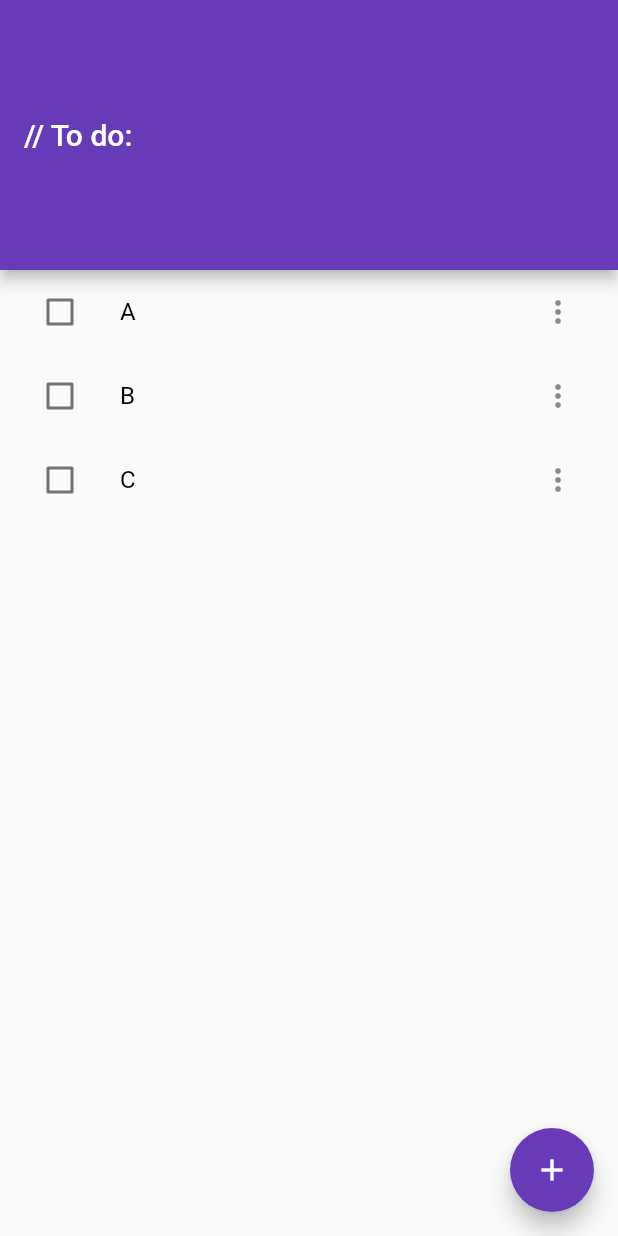
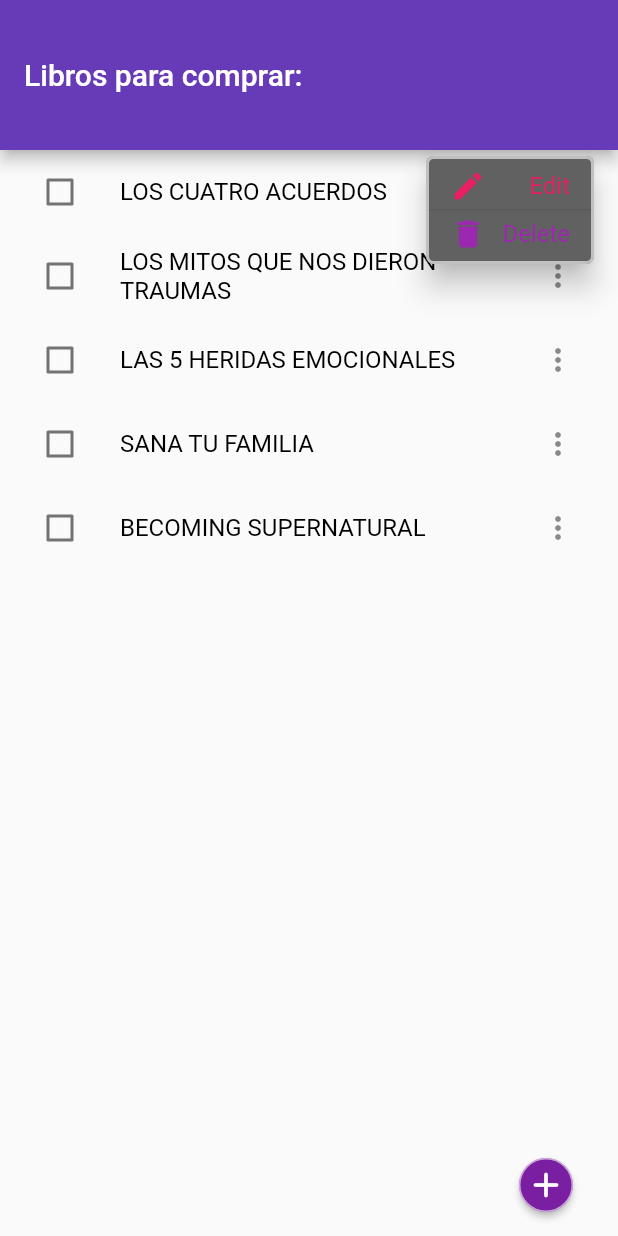
Before and after one commit to NoneOfYourBusinessBai/toDoList, a Flutter app: the screen it shows after launch, after a tap on the "more vert" icon, on a phone screen of 412 x 824 dp. Run offline on Flutter 3.47's test engine with Material 2 defaults, Android fonts, the phone set to English and light mode, and no system bars.

Commit message:
Lista editable

```diff
--- /dev/null
+++ b/lib/hero_dialog_route.dart
@@ -0,0 +1,43 @@
+import 'dart:ui';
+import 'package:flutter/material.dart';
+
+class HeroDialogRoute<T> extends PageRoute<T> {
+  HeroDialogRoute({
+    required WidgetBuilder builder,
+    RouteSettings? settings,
+    bool fullscreenDialog = false,
+  })  : _builder = builder,
+        super(settings: settings, fullscreenDialog: fullscreenDialog);
+
+  final WidgetBuilder _builder;
+
+  @override
+  bool get opaque => false;
+
+  @override
+  bool get barrierDismissible => true;
+
+  @override
+  Duration get transitionDuration => const Duration(milliseconds: 300);
+
+  @override
+  bool get maintainState => true;
+
+  @override
+  Color get barrierColor => Colors.black54;
+
+  @override
+  Widget buildTransitions(BuildContext context, Animation<double> animation,
+      Animation<double> secondaryAnimation, Widget child) {
+    return child;
+  }
+
+  @override
+  Widget buildPage(BuildContext context, Animation<double> animation,
+      Animation<double> secondaryAnimation) {
+    return _builder(context);
+  }
+
+  @override
+  String get barrierLabel => 'Popup dialog open';
+}
--- a/lib/main.dart
+++ b/lib/main.dart
@@ -1,4 +1,8 @@
+import 'dart:math';
+
 import 'package:flutter/material.dart';
+import 'add_todo_popup_card.dart';
+import 'hero_dialog_route.dart';
 
 void main() {
   runApp(MyApp());
@@ -12,7 +16,7 @@ class MyApp extends StatelessWidget {
       theme: ThemeData(
         primarySwatch: Colors.deepPurple,
       ),
-      home: MyHomePage(title: '// To do:'),
+      home: MyHomePage(title: 'Libros para comprar:'),
     );
   }
 }
@@ -26,28 +30,30 @@ class MyHomePage extends StatefulWidget {
   State<MyHomePage> createState() => _MyHomePageState();
 }
 
-class ToDoItemModel {
+class ToDoItem {
   String text;
   int order;
   bool checked;
 
-  ToDoItemModel(this.text, {required this.order, this.checked: false});
+  ToDoItem(this.text, {required this.order, this.checked: false});
 }
 
 class _MyHomePageState extends State<MyHomePage> {
-  List<ToDoItemModel> items = [
-    ToDoItemModel('A', order: 0),
-    ToDoItemModel('B', order: 1),
-    ToDoItemModel('C', order: 2),
+  List<ToDoItem> items = [
+    ToDoItem('LOS CUATRO ACUERDOS', order: 0),
+    ToDoItem('LOS MITOS QUE NOS DIERON TRAUMAS', order: 1),
+    ToDoItem('LAS 5 HERIDAS EMOCIONALES', order: 2),
+    ToDoItem('SANA TU FAMILIA', order: 3),
+    ToDoItem('BECOMING SUPERNATURAL', order: 4),
   ];
 
   updateList(e) {
     setState(() {
-      List<ToDoItemModel> checkeds =
+      List<ToDoItem> checkeds =
           this.items.where((element) => element.checked).toList();
       checkeds.sort((a, b) => a.order - b.order);
 
-      List<ToDoItemModel> uncheckeds =
+      List<ToDoItem> uncheckeds =
           this.items.where((element) => !element.checked).toList();
       uncheckeds.sort((a, b) => a.order - b.order);
 
@@ -56,13 +62,31 @@ class _MyHomePageState extends State<MyHomePage> {
     });
   }
 
+  final textCtrl = TextEditingController();
+
+  openPopUpCard(void Function(String) onSave) {
+    Navigator.of(context).push(HeroDialogRoute(
+      builder: (context) {
+        return AddTodoPopupCard(
+          textCtrl: textCtrl,
+          onSave: (text) {
+            onSave(text);
+            updateList(e);
+            textCtrl.text = '';
+            Navigator.of(context).pop();
+          },
+        );
+      },
+    ));
+  }
+
   @override
   Widget build(BuildContext context) {
     return Scaffold(
       appBar: AppBar(
         centerTitle: false,
         title: Text(widget.title),
-        toolbarHeight: 180,
+        toolbarHeight: 100,
       ),
       body: ListView(
         children: [
@@ -83,11 +107,71 @@ class _MyHomePageState extends State<MyHomePage> {
                     ),
                   ),
                 ),
-                trailing: IconButton(
-                    onPressed: () {
-                      print('More Icon');
-                    },
-                    icon: Icon(Icons.more_vert)),
+                trailing: PopupMenuButton<String>(
+                  onSelected: (t) {
+                    switch (t) {
+                      case 'edit':
+                        this.textCtrl.text = e.text;
+                        openPopUpCard((text) {
+                          this
+                              .items
+                              .firstWhere((element) => element.order == e.order)
+                              .text = text;
+                        });
+                        break;
+                      case 'delete':
+                        this
+                            .items
+                            .removeWhere((element) => element.order == e.order);
+                        updateList(e);
+                        break;
+                    }
+                  },
+                  icon: Icon(Icons.more_vert),
+                  shape: RoundedRectangleBorder(
+                    borderRadius: BorderRadius.all(Radius.circular(5)),
+                    side: BorderSide(color: Color(0x99FFFFFF), width: 2),
+                  ),
+                  itemBuilder: (context) {
+                    return [
+                      PopupMenuItem<String>(
+                        height: 12,
+                        child: Row(
+                          mainAxisAlignment: MainAxisAlignment.spaceBetween,
+                          children: [
+                            Icon(Icons.edit, color: Colors.pink),
+                            Text(
+                              'Edit',
+                              textAlign: TextAlign.right,
+                              style: TextStyle(
+                                color: Colors.pink,
+                              ),
+                            ),
+                          ],
+                        ),
+                        value: 'edit',
+                      ),
+                      PopupMenuDivider(
+                        height: 8,
+                      ),
+                      PopupMenuItem<String>(
+                        height: 12,
+                        value: 'delete',
+                        child: Row(
+                          mainAxisAlignment: MainAxisAlignment.spaceBetween,
+                          children: [
+                            Icon(Icons.delete, color: Colors.purple),
+                            Text(
+                              'Delete',
+                              style: TextStyle(color: Colors.purple),
+                            )
+                          ],
+                        ),
+                      ),
+                    ];
+                  },
+                  color: Colors.grey.shade700,
+                ),
                 onTap: () {
                   e.checked = !e.checked;
                   updateList(e);
@@ -95,10 +179,40 @@ class _MyHomePageState extends State<MyHomePage> {
               )),
         ],
       ),
-      floatingActionButton: FloatingActionButton(
-        onPressed: () {},
-        tooltip: 'Increment',
-        child: const Icon(Icons.add),
+      floatingActionButton: Padding(
+        padding: const EdgeInsets.only(right: 14.0),
+        child: GestureDetector(
+          onTap: () => openPopUpCard((text) => items.add(ToDoItem(
+                text,
+                order: items
+                        .reduce((value, element) =>
+                            element.order > value.order ? element : value)
+                        .order +
+                    1,
+              ))),
+          child: Hero(
+            tag: 'add-todo-hero',
+            child: Material(
+              color: Colors.purple.shade700,
+              elevation: 2,
+              shape: RoundedRectangleBorder(
+                borderRadius: BorderRadius.circular(32),
+                side: const BorderSide(
+                  width: 1,
+                  color: Color(0x99FFFFFF),
+                ),
+              ),
+              child: Padding(
+                padding: const EdgeInsets.all(4.0),
+                child: const Icon(
+                  Icons.add_rounded,
+                  color: Colors.white,
+                  size: 28,
+                ),
+              ),
+            ),
+          ),
+        ),
       ),
     );
   }
```
Also changed, not shown: lib/add_todo_popup_card.dart (added, +81 -0 lines).
